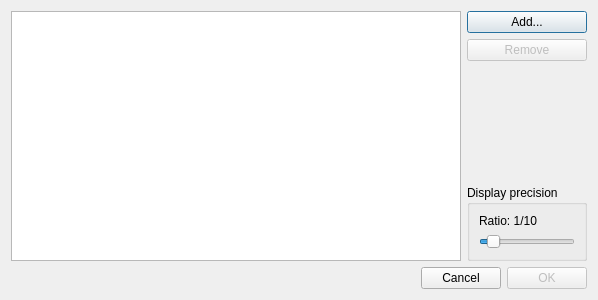
Above: gui/loaddialog.ui from baz1/TiffHDR before the change. Below: the same form after it.
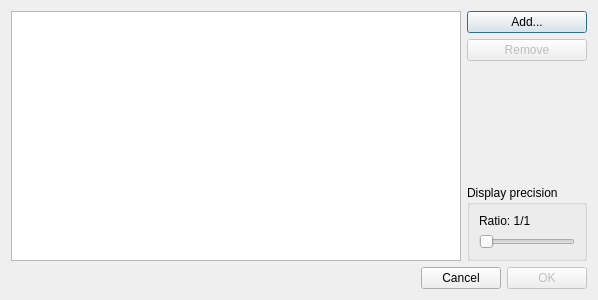
That is the form after the change.

Commit message:
Foster high quality preview display
With today's computers, we can afford it.

What changed in the file:
```diff
--- a/gui/loaddialog.ui
+++ b/gui/loaddialog.ui
@@ -60,7 +60,7 @@
           <item>
            <widget class="QLabel" name="ratioLabel">
             <property name="text">
-             <string>Ratio: 1/10</string>
+             <string>Ratio: 1/1</string>
             </property>
            </widget>
           </item>
@@ -70,10 +70,10 @@
              <number>1</number>
             </property>
             <property name="maximum">
-             <number>99</number>
+             <number>40</number>
             </property>
             <property name="value">
-             <number>10</number>
+             <number>1</number>
             </property>
             <property name="orientation">
              <enum>Qt::Horizontal</enum>
```
